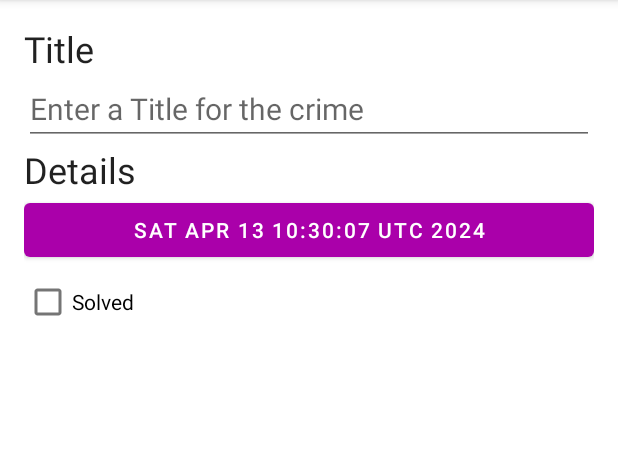
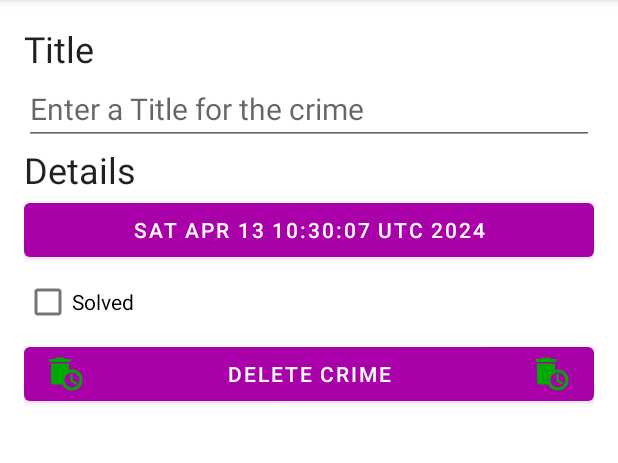
Before and after one commit to Isaiah-Haynes/CriminalActivityApplication, an Android app: the screen it shows after launch (MainActivity), after a tap on "NEW CRIME", on a phone screen of 412 x 824 dp, the part 84-547 px from its top. Run offline under Robolectric (Android 15) with nearby library versions, the phone set to English and light mode, and no system bars; our stand-ins replace Room's generated code.

Commit message:
Attempt 1

```diff
--- a/app/src/main/java/com/example/criminalintent/CrimeDetailFragment.kt
+++ b/app/src/main/java/com/example/criminalintent/CrimeDetailFragment.kt
@@ -4,6 +4,7 @@ import android.os.Bundle
 import android.view.LayoutInflater
 import android.view.View
 import android.view.ViewGroup
+import android.widget.Toast
 import androidx.core.widget.doOnTextChanged
 import androidx.fragment.app.Fragment
 import androidx.fragment.app.setFragmentResultListener
@@ -64,6 +65,25 @@ class CrimeDetailFragment : Fragment() {
                     oldCrime.copy(isSolved = isChecked)
                 }
             }
+
+//            deleteCrime.setOnClickListener {
+//
+//                viewLifecycleOwner.lifecycleScope.launch {
+//                    viewLifecycleOwner.lifecycle.repeatOnLifecycle(Lifecycle.State.STARTED){
+//                        crimeDetailViewModel.crime.collect{crime ->
+//                            crime?.let { removeCrime(it)}
+//                        }
+//                    }
+//                }
+//            }
+        }
+
+        viewLifecycleOwner.lifecycleScope.launch {
+            viewLifecycleOwner.lifecycle.repeatOnLifecycle(Lifecycle.State.STARTED){
+                crimeDetailViewModel.crime.collect{crime ->
+                    crime?.let { removeCrime(it) }
+                }
+            }
         }
 
         viewLifecycleOwner.lifecycleScope.launch {
@@ -96,4 +116,19 @@ class CrimeDetailFragment : Fragment() {
     }
 
 
+
+    private fun removeCrime(crime: Crime){
+//        crimeDetailViewModel.deleteCrime(crime)
+//        findNavController().navigateUp()
+        binding.apply {
+            crimeDelete.setOnClickListener {
+                crimeDetailViewModel.deleteCrime(crime)
+
+                findNavController().navigateUp()
+            }
+        }
+    }
+
+
+
 }
--- a/app/src/main/java/com/example/criminalintent/CrimeDetailViewModel.kt
+++ b/app/src/main/java/com/example/criminalintent/CrimeDetailViewModel.kt
@@ -28,6 +28,10 @@ class CrimeDetailViewModel(crimeID: UUID) :ViewModel() {
         }
     }
 
+    fun deleteCrime(crime: Crime){
+        crimeRepository.deleteCrime(crime)
+    }
+
     override fun onCleared() {
         super.onCleared()
 
--- a/app/src/main/java/com/example/criminalintent/CrimeListFragment.kt
+++ b/app/src/main/java/com/example/criminalintent/CrimeListFragment.kt
@@ -24,7 +24,7 @@ class CrimeListFragment : Fragment() {
     private val crimeListViewModel : CrimeListViewModel by viewModels()
 
     private var _binding : FragmentCrimeListBinding? = null
-    private lateinit var crime : Crime
+//    private lateinit var crime : Crime
     private val binding
         get() = checkNotNull(_binding){
             "Binding is null. Can you see the view?"
@@ -100,4 +100,5 @@ class CrimeListFragment : Fragment() {
         }
     }
 
+
 }
--- a/app/src/main/java/com/example/criminalintent/CrimeListViewModel.kt
+++ b/app/src/main/java/com/example/criminalintent/CrimeListViewModel.kt
@@ -30,8 +30,6 @@ class CrimeListViewModel : ViewModel() {
         crimeRepository.addCrime(crime)
     }
 
-//    suspend fun deleteCrime(crime: Crime){
-//        crimeRepository.deleteCrime(crime)
-//    }
+//
 
 }
--- a/app/src/main/java/com/example/criminalintent/CrimeRepository.kt
+++ b/app/src/main/java/com/example/criminalintent/CrimeRepository.kt
@@ -39,9 +39,9 @@ class CrimeRepository private constructor(
         database.crimeDao().addCrime(crime)
     }
 
-//    suspend fun deleteCrime(crime: Crime){
-//        database.crimeDao().deleteCrime(crime)
-//    }
+    fun deleteCrime(crime: Crime){
+        database.crimeDao().deleteCrime(crime)
+    }
 
     companion object{
         private var INSTANCE : CrimeRepository? = null
--- a/app/src/main/java/database/CrimeDao.kt
+++ b/app/src/main/java/database/CrimeDao.kt
@@ -25,6 +25,6 @@ interface CrimeDao {
     @Insert
     suspend fun addCrime(crime: Crime)
 
-//    @Delete
-//    suspend fun deleteCrime(crime: Crime)
+    @Delete
+    fun deleteCrime(crime: Crime)
 }
--- /dev/null
+++ b/app/src/main/res/drawable/ic_trash_can.xml
@@ -0,0 +1,7 @@
+<vector android:height="24dp" android:tint="#00A900"
+    android:viewportHeight="24" android:viewportWidth="24"
+    android:width="24dp" xmlns:android="http://schemas.android.com/apk/res/android">
+    <path android:fillColor="@android:color/white" android:pathData="M15,2l-3.5,0l-1,-1l-5,0l-1,1l-3.5,0l0,2l14,0z"/>
+    <path android:fillColor="@android:color/white" android:pathData="M16,9c-0.7,0 -1.37,0.1 -2,0.29V5H2v12c0,1.1 0.9,2 2,2h5.68c1.12,2.36 3.53,4 6.32,4c3.87,0 7,-3.13 7,-7C23,12.13 19.87,9 16,9zM16,21c-2.76,0 -5,-2.24 -5,-5s2.24,-5 5,-5s5,2.24 5,5S18.76,21 16,21z"/>
+    <path android:fillColor="@android:color/white" android:pathData="M16.5,12l-1.5,0l0,5l3.6,2.1l0.8,-1.2l-2.9,-1.7z"/>
+</vector>
--- a/app/src/main/res/layout/fragment_crime_detail.xml
+++ b/app/src/main/res/layout/fragment_crime_detail.xml
@@ -39,4 +39,12 @@
         android:layout_height="wrap_content"
         android:text="@string/crime_solved_label"/>
 
+    <Button
+        android:id="@+id/crime_delete"
+        android:layout_width="match_parent"
+        android:layout_height="wrap_content"
+        android:text="@string/delete_crime_label"
+        android:drawableRight="@drawable/ic_trash_can"
+        android:drawableLeft="@drawable/ic_trash_can"/>
+
 </LinearLayout>
--- a/app/src/main/res/values/strings.xml
+++ b/app/src/main/res/values/strings.xml
@@ -4,6 +4,7 @@
     <string name="crime_title_label">Title</string>
     <string name="crime_details_label">Details</string>
     <string name="crime_solved_label">Solved</string>
+    <string name="delete_crime_label">DELETE CRIME</string>
     <string name="new_crime">NEW CRIME</string>
 
 </resources>
```
